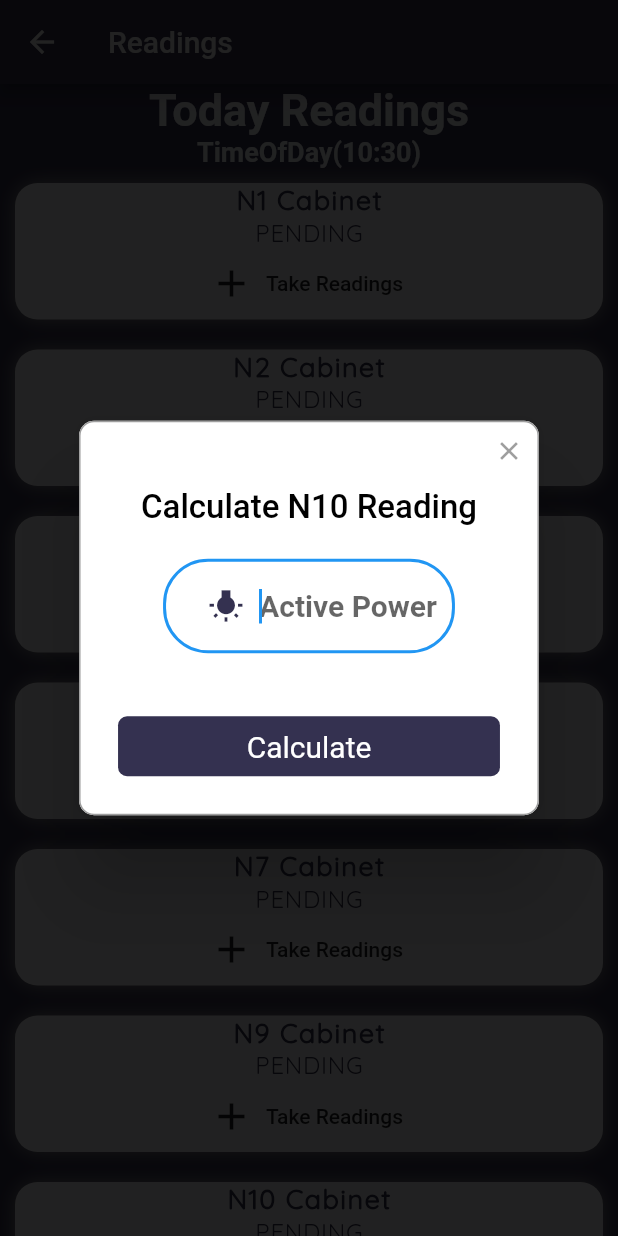
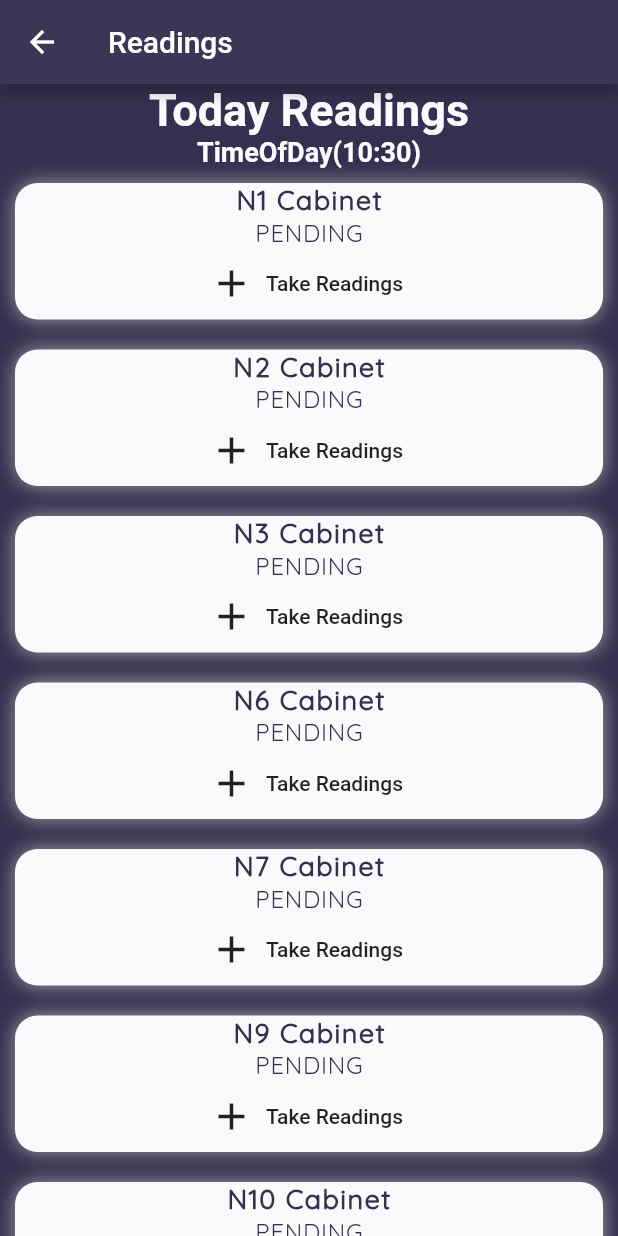
Before and after one commit to felexkuria/Substation-App, a Flutter app: the ReadingScreen screen opened by its route, after a tap on "N10 Cabinet", on a phone screen of 412 x 824 dp. Run offline on Flutter 3.47's test engine with Material 2 defaults, Android fonts, the phone set to English and light mode, and no system bars; drawn by our look-alikes of rflutter_alert; our stand-ins replace firebase_auth, firebase_core, fluttertoast, google_sign_in; accounts and stored records are empty.

Commit message:
Adding Functionality Using Classes & Constructors

```diff
--- a/lib/screens/dashboard.dart
+++ b/lib/screens/dashboard.dart
@@ -233,7 +233,7 @@ class _DashBoardState extends State<DashBoard> {
                         status: 'PENDING',
                         fontW: FontWeight.w300,
                         onPressed: () {
-                          Navigator.pushNamed(context, '/reading');
+                          //Navigator.pushNamed(context, '/reading');
                         },
                       ),
                       ReadingCard(
@@ -241,7 +241,7 @@ class _DashBoardState extends State<DashBoard> {
                         status: 'PENDING',
                         fontW: FontWeight.w300,
                         onPressed: () {
-                          Navigator.pushNamed(context, '/reading');
+                          //Navigator.pushNamed(context, '/reading');
                         },
                       ),
                       ReadingCard(
@@ -249,7 +249,7 @@ class _DashBoardState extends State<DashBoard> {
                         status: 'PENDING',
                         fontW: FontWeight.w300,
                         onPressed: () {
-                          Navigator.pushNamed(context, '/reading');
+                          // Navigator.pushNamed(context, '/reading');
                         },
                       ),
                     ],
@@ -258,8 +258,19 @@ class _DashBoardState extends State<DashBoard> {
                 //   },
                 // )
               ],
-            )
+            ),
           ],
+        ),
+        floatingActionButton: FloatingActionButton(
+          child: Icon(
+            Icons.add,
+            color: inActiveCardColor,
+            size: 30,
+          ),
+          backgroundColor: activeCardColor,
+          onPressed: () {
+            Navigator.pushNamed(context, '/reading');
+          },
         ),
       ),
     );
--- a/lib/screens/reading_screen.dart
+++ b/lib/screens/reading_screen.dart
@@ -3,13 +3,18 @@ import 'package:rflutter_alert/rflutter_alert.dart';
 import 'package:substation_app/widgets/custom_text_field.dart';
 import 'package:substation_app/widgets/reading_card.dart';
 import 'package:substation_app/constants/constant.dart';
+import 'package:substation_app/models/readings.dart';
 
 final GlobalKey<FormState> _formKey = GlobalKey<FormState>();
 bool _autoValidate = true;
 String _activepower = '';
-String _reactivepower;
-int activepower;
+//double myNumber = double.parse(_activepower);
+String _reactivepower = '';
+//double myNumber2 = double.parse(_reactivepower);
+//int activepower;
 String processing;
+
+//double activePowerCode = 660;
 
 // String _displayName;
 bool _loading = false;
@@ -21,7 +26,10 @@ class ReadingScreen extends StatefulWidget {
 }
 
 class _ReadingScreenState extends State<ReadingScreen> {
+  Readings readings = Readings();
   TextEditingController _timeController = TextEditingController();
+  TextEditingController _activepowerController = TextEditingController();
+  TextEditingController _reactivepowerController = TextEditingController();
   void _handleTime() async {
     final TimeOfDay timeOfDay =
         await showTimePicker(context: context, initialTime: TimeOfDay.now());
@@ -318,56 +326,7 @@ class _ReadingScreenState extends State<ReadingScreen> {
                   reading: 'N10 Cabinet',
                   status: 'PENDING',
                   fontW: FontWeight.w300,
-                  onPressed: () {
-                    Alert(
-                        context: context,
-                        title: "Calculate N10 Reading",
-                        content: Padding(
-                          padding: EdgeInsets.all(16.0),
-                          child: Column(
-                            // crossAxisAlignment: CrossAxisAlignment.stretch,
-                            children: <Widget>[
-                              Form(
-                                key: _formKey,
-                                // ignore: deprecated_member_use
-                                autovalidate: _autoValidate,
-                                child: Column(
-                                  children: <Widget>[
-                                    CustomTextField(
-                                      onSaved: (input) {
-                                        _activepower = input;
-                                      },
-                                      // validator: emailValidator,
-                                      icon: Icon(Icons.wb_incandescent),
-                                      hint: "Active Power",
-                                      onChanged: (validator) {
-                                        setState(() => _activepower);
-                                      },
-                                    ),
-                                  ],
-                                ),
-                              ),
-                            ],
-                          ),
-                        ),
-                        buttons: [
-                          DialogButton(
-                            color: Color(0xFF343150),
-                            onPressed: () {
-                              print(_activepower);
-                            },
-                            child: _loading == false
-                                ? Text(
-                                    "Calculate",
-                                    style: TextStyle(
-                                        color: Colors.white, fontSize: 20),
-                                  )
-                                : CircularProgressIndicator(
-                                    backgroundColor: Colors.red,
-                                  ),
-                          ),
-                        ]).show();
-                  },
+                  onPressed: () {},
                 ),
               ],
             );
@@ -395,12 +354,15 @@ class _ReadingScreenState extends State<ReadingScreen> {
                     height: 20.0,
                   ),
                   TextField(
+                    controller: _activepowerController,
                     decoration: kInputdecoration,
+                    keyboardType: TextInputType.number,
                     onChanged: (validator) {
                       setState(() {
                         _activepower = validator;
+
                         processing = _activepower;
-                        print(_activepower);
+                        //print(_activepower);
                       });
                     },
                   ),
@@ -409,12 +371,13 @@ class _ReadingScreenState extends State<ReadingScreen> {
                   ),
                   TextField(
                     decoration: kReactivedecoration,
+                    controller: _reactivepowerController,
                     // validator: emailValidator,
 
                     onChanged: (validator) {
                       setState(() {
                         _reactivepower = validator;
-                        print(_reactivepower);
+                        //print(_reactivepower);
                       });
                     },
                   ),
@@ -427,9 +390,13 @@ class _ReadingScreenState extends State<ReadingScreen> {
           DialogButton(
             color: Color(0xFF343150),
             onPressed: () {
-              Navigator.popAndPushNamed(context, '/reading');
+              //Navigator.popAndPushNamed(context, '/reading');
               print(_activepower);
               print(_reactivepower);
+              readings.getActivePower(
+                activePower1: double.parse(_activepower),
+                activePower: double.parse(_reactivepower),
+              );
             },
             child: _loading == false
                 ? Text(
```
Also changed, not shown: lib/models/readings.dart (+11 -4 lines), pubspec.yaml (+1 -32 lines), pubspec.lock, 1 other file.
